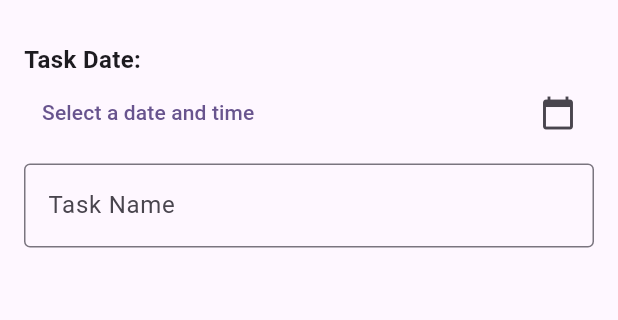
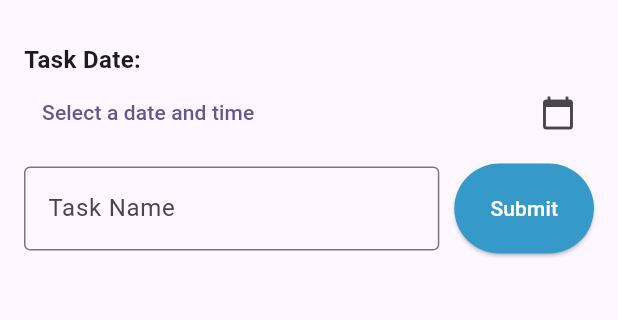
Before and after one commit to nauvalachid/TodoApp_0117, a Flutter app: the screen it shows after launch, on a phone screen of 412 x 824 dp, the part 66-386 px from its top. Run offline on Flutter 3.47's test engine with Material 3 defaults, Android fonts, the phone set to English and light mode, and no system bars; Roboto replaces fonts that are missing (Poppins).

Commit message:
membuat tombol submit

```diff
--- a/lib/todoapp.dart
+++ b/lib/todoapp.dart
@@ -136,6 +136,15 @@ void _pickDate(BuildContext context) async {
                         },
                       ),
                     ),
+                    const SizedBox(width: 10),
+                    ElevatedButton(
+                      onPressed: _addTask,
+                      style: ElevatedButton.styleFrom(
+                        backgroundColor: const Color.fromARGB(255, 53, 154, 201),
+                        padding: const EdgeInsets.symmetric(horizontal: 24, vertical: 20),
+                      ),
+                      child: const Text("Submit", style: TextStyle(color: Colors.white)),
+                    ),
                   ],
                  ),
               ],
```
